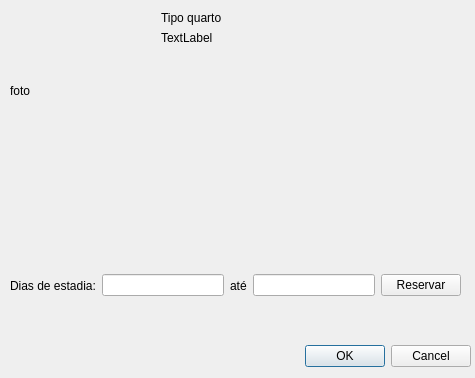
This is clientes/telaquarto.ui in ViniiGabriel/hotelQT as Qt 5 draws it before an edit. The edited form follows.
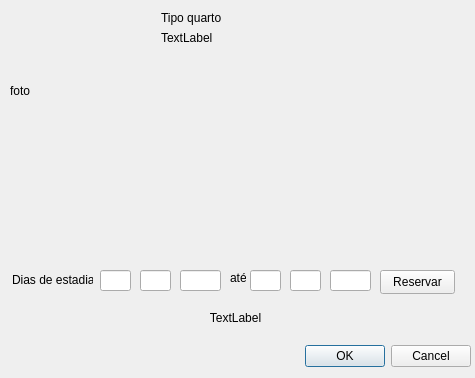
This is the edited form.

Diff of the .ui file:
```diff
--- a/clientes/telaquarto.ui
+++ b/clientes/telaquarto.ui
@@ -48,49 +48,6 @@
   <widget class="QWidget" name="layoutWidget">
    <property name="geometry">
     <rect>
-     <x>10</x>
-     <y>270</y>
-     <width>451</width>
-     <height>31</height>
-    </rect>
-   </property>
-   <layout class="QHBoxLayout" name="horizontalLayout_2">
-    <item>
-     <layout class="QHBoxLayout" name="horizontalLayout">
-      <item>
-       <widget class="QLabel" name="label_3">
-        <property name="text">
-         <string>Dias de estadia:</string>
-        </property>
-       </widget>
-      </item>
-      <item>
-       <widget class="QLineEdit" name="lineEdit"/>
-      </item>
-      <item>
-       <widget class="QLabel" name="label_4">
-        <property name="text">
-         <string>até</string>
-        </property>
-       </widget>
-      </item>
-      <item>
-       <widget class="QLineEdit" name="lineEdit_2"/>
-      </item>
-     </layout>
-    </item>
-    <item>
-     <widget class="QPushButton" name="pushButton">
-      <property name="text">
-       <string>Reservar</string>
-      </property>
-     </widget>
-    </item>
-   </layout>
-  </widget>
-  <widget class="QWidget" name="">
-   <property name="geometry">
-    <rect>
      <x>161</x>
      <y>11</y>
      <width>301</width>
@@ -129,6 +86,133 @@
     </item>
    </layout>
   </widget>
+  <widget class="QLineEdit" name="txt_mesInicial">
+   <property name="geometry">
+    <rect>
+     <x>140</x>
+     <y>270</y>
+     <width>31</width>
+     <height>21</height>
+    </rect>
+   </property>
+  </widget>
+  <widget class="QLineEdit" name="txt_anoInicial">
+   <property name="geometry">
+    <rect>
+     <x>180</x>
+     <y>270</y>
+     <width>41</width>
+     <height>21</height>
+    </rect>
+   </property>
+   <property name="sizePolicy">
+    <sizepolicy hsizetype="Minimum" vsizetype="Fixed">
+     <horstretch>0</horstretch>
+     <verstretch>0</verstretch>
+    </sizepolicy>
+   </property>
+  </widget>
+  <widget class="QLineEdit" name="txt_mesFinal">
+   <property name="geometry">
+    <rect>
+     <x>290</x>
+     <y>270</y>
+     <width>31</width>
+     <height>21</height>
+    </rect>
+   </property>
+  </widget>
+  <widget class="QLineEdit" name="txt_anoFinal">
+   <property name="geometry">
+    <rect>
+     <x>330</x>
+     <y>270</y>
+     <width>41</width>
+     <height>21</height>
+    </rect>
+   </property>
+   <property name="sizePolicy">
+    <sizepolicy hsizetype="Minimum" vsizetype="Fixed">
+     <horstretch>0</horstretch>
+     <verstretch>0</verstretch>
+    </sizepolicy>
+   </property>
+  </widget>
+  <widget class="QLineEdit" name="txt_diaFinal">
+   <property name="geometry">
+    <rect>
+     <x>250</x>
+     <y>270</y>
+     <width>31</width>
+     <height>21</height>
+    </rect>
+   </property>
+  </widget>
+  <widget class="QPushButton" name="btn_reserva">
+   <property name="geometry">
+    <rect>
+     <x>380</x>
+     <y>270</y>
+     <width>75</width>
+     <height>24</height>
+    </rect>
+   </property>
+   <property name="text">
+    <string>Reservar</string>
+   </property>
+  </widget>
+  <widget class="QLabel" name="label_3">
+   <property name="geometry">
+    <rect>
+     <x>12</x>
+     <y>272</y>
+     <width>81</width>
+     <height>16</height>
+    </rect>
+   </property>
+   <property name="text">
+    <string>Dias de estadia:</string>
+   </property>
+  </widget>
+  <widget class="QLabel" name="label_4">
+   <property name="geometry">
+    <rect>
+     <x>230</x>
+     <y>270</y>
+     <width>16</width>
+     <height>16</height>
+    </rect>
+   </property>
+   <property name="text">
+    <string>até</string>
+   </property>
+  </widget>
+  <widget class="QLineEdit" name="txt_diaInicial">
+   <property name="geometry">
+    <rect>
+     <x>100</x>
+     <y>270</y>
+     <width>31</width>
+     <height>21</height>
+    </rect>
+   </property>
+  </widget>
+  <widget class="QLabel" name="txt_avisoData">
+   <property name="geometry">
+    <rect>
+     <x>130</x>
+     <y>310</y>
+     <width>211</width>
+     <height>16</height>
+    </rect>
+   </property>
+   <property name="text">
+    <string>TextLabel</string>
+   </property>
+   <property name="alignment">
+    <set>Qt::AlignCenter</set>
+   </property>
+  </widget>
  </widget>
  <resources/>
  <connections>
```
